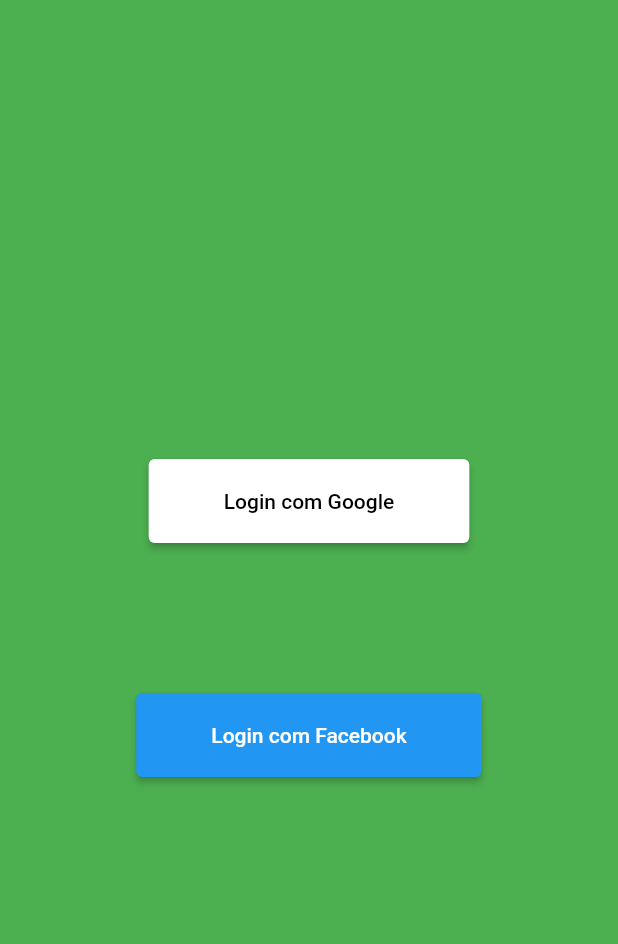
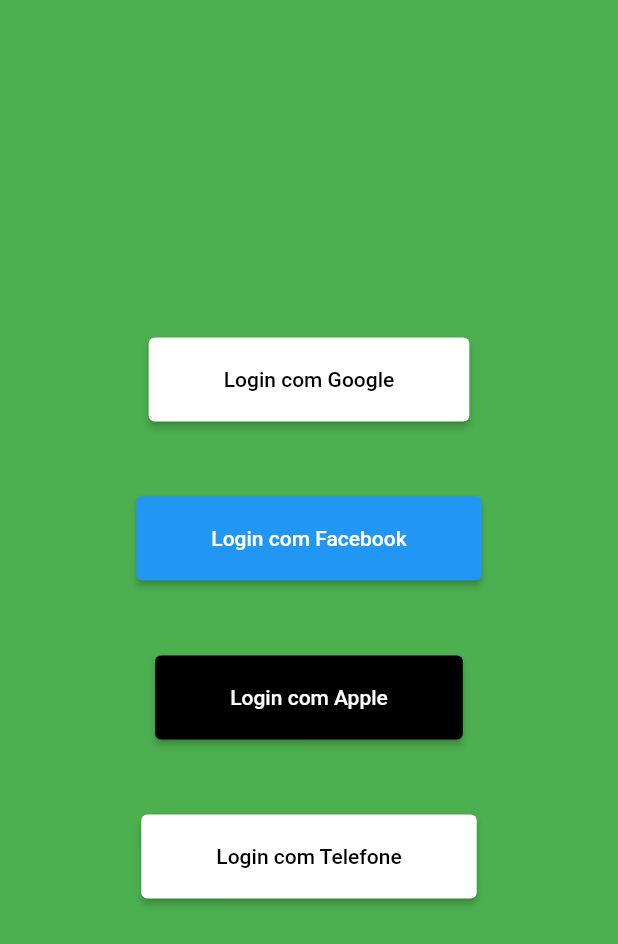
Before and after one commit to arielsam567/Flutter-Firebase-Login-with-Google-Facebook, a Flutter app: the screen it shows after launch, on a phone screen of 412 x 824 dp. Shown: the top 944 px of the screen. Run offline on Flutter 3.47's test engine with Material 2 defaults, Android fonts, the phone set to English and light mode, and no system bars; our stand-ins replace firebase_auth, firebase_core, get, google_sign_in, mask_text_input_formatter, shared_preferences and 2 more; missing offline and left inert: flutter_login_facebook; accounts and stored records are empty.

Commit message:
add login with telefone

```diff
--- a/lib/pages/home/home_controller.dart
+++ b/lib/pages/home/home_controller.dart
@@ -20,7 +20,7 @@ class HomeController extends ChangeNotifier{
   Future<void> logout() async{
     Storage.storage!.remove(Config.email);
     Storage.storage!.setBool(Config.logged, false);
-    Get.to(()=> const LoginPage());
+    Get.off(()=> const LoginPage());
   }
 
 
--- a/lib/pages/home/home_page.dart
+++ b/lib/pages/home/home_page.dart
@@ -31,6 +31,9 @@ class _HomePageState extends State<HomePage> {
                   mainAxisAlignment: MainAxisAlignment.center,
                   children: [
                     Text('Email: ${controller.email}'),
+
+                    const SizedBox(height: 50,),
+
                     ElevatedButton(
                         onPressed: (){
                           controller.logout();
--- a/lib/pages/login/login_page.dart
+++ b/lib/pages/login/login_page.dart
@@ -1,6 +1,7 @@
 import 'package:flutter/material.dart';
+import 'package:get/get.dart';
+import 'package:login_firebase/pages/login/login_with_phone/login_phone_page.dart';
 import 'package:provider/provider.dart';
-
 import 'login_controller.dart';
 
 class LoginPage extends StatefulWidget {
@@ -33,7 +34,7 @@ class _LoginPageState extends State<LoginPage> {
                     ElevatedButton(
                         style: ElevatedButton.styleFrom(
                             primary: Colors.white,
-                            padding: EdgeInsets.symmetric(horizontal: 50, vertical: 20),),
+                            padding: const EdgeInsets.symmetric(horizontal: 50, vertical: 20),),
                         onPressed: (){
                           controller.loginWithGoogle();
                         },
@@ -45,12 +46,12 @@ class _LoginPageState extends State<LoginPage> {
                         )
                     ),
 
-                    const SizedBox(height: 100,),
+                    const SizedBox(height: 50,),
 
                     ElevatedButton(
                         style: ElevatedButton.styleFrom(
                           primary: Colors.blue,
-                          padding: EdgeInsets.symmetric(horizontal: 50, vertical: 20),),
+                          padding: const EdgeInsets.symmetric(horizontal: 50, vertical: 20),),
                         onPressed: (){
                           controller.loginWithFacebook();
                         },
@@ -58,6 +59,40 @@ class _LoginPageState extends State<LoginPage> {
                           'Login com Facebook',
                           style: TextStyle(
                               color: Colors.white
+                          ),
+                        )
+                    ),
+
+                    const SizedBox(height: 50,),
+
+                    ElevatedButton(
+                        style: ElevatedButton.styleFrom(
+                          primary: Colors.black,
+                          padding: const EdgeInsets.symmetric(horizontal: 50, vertical: 20),),
+                        onPressed: (){
+                          controller.loginWithApple();
+                        },
+                        child: const Text(
+                          'Login com Apple',
+                          style: TextStyle(
+                              color: Colors.white
+                          ),
+                        )
+                    ),
+
+                    const SizedBox(height: 50,),
+
+                    ElevatedButton(
+                        style: ElevatedButton.styleFrom(
+                          primary: Colors.white,
+                          padding: const EdgeInsets.symmetric(horizontal: 50, vertical: 20),),
+                        onPressed: (){
+                          Get.to(() => const LoginPhonePage());
+                        },
+                        child: const Text(
+                          'Login com Telefone',
+                          style: TextStyle(
+                              color: Colors.black
                           ),
                         )
                     ),
--- a/lib/pages/splash/splash_controller.dart
+++ b/lib/pages/splash/splash_controller.dart
@@ -14,9 +14,9 @@ class SplashController extends ChangeNotifier{
     bool logged = Storage.storage!.getBool(Config.logged) ?? false;
 
     if(logged){
-      Get.to( ( )=> const HomePage()); // look at this simplicity :)
+      Get.off( ( )=> const HomePage()); // look at this simplicity :)
     }else{
-      Get.to( ( )=> const LoginPage()); // look at this simplicity :)
+      Get.off( ( )=> const LoginPage()); // look at this simplicity :)
     }
   }
 
--- a/lib/pages/splash/splash_page.dart
+++ b/lib/pages/splash/splash_page.dart
@@ -16,7 +16,8 @@ class _SplashPageState extends State<SplashPage> {
   @override
   void initState() {
     super.initState();
-    controller.init();
+    Future.delayed(const Duration(seconds: 3), controller.init);
+
   }
 
 
@@ -31,6 +32,8 @@ class _SplashPageState extends State<SplashPage> {
               'SPLASH PAGE...\n\nloading user...',
               textAlign: TextAlign.center,
             ),
+            SizedBox(height: 40,),
+            CircularProgressIndicator(color: Colors.black,)
           ],
         ),
       ),
--- a/pubspec.yaml
+++ b/pubspec.yaml
@@ -41,7 +41,10 @@ dependencies:
   get: ^4.6.5
   google_sign_in: ^5.4.1
   flutter_login_facebook: ^1.2.0
-#  sign_in_with_apple: ^2.5.2
+  sign_in_with_apple: ^4.1.0
+  mask_text_input_formatter: ^2.4.0
+  toast: ^0.3.0
+
 
 
 dev_dependencies:
```
Also changed, not shown: lib/pages/login/login_controller.dart (+31 -1 lines), lib/pages/login/login_with_phone/login_phone_controller.dart (added, +76 -0 lines), lib/pages/login/login_with_phone/login_phone_page.dart (added, +124 -0 lines), pubspec.lock.
